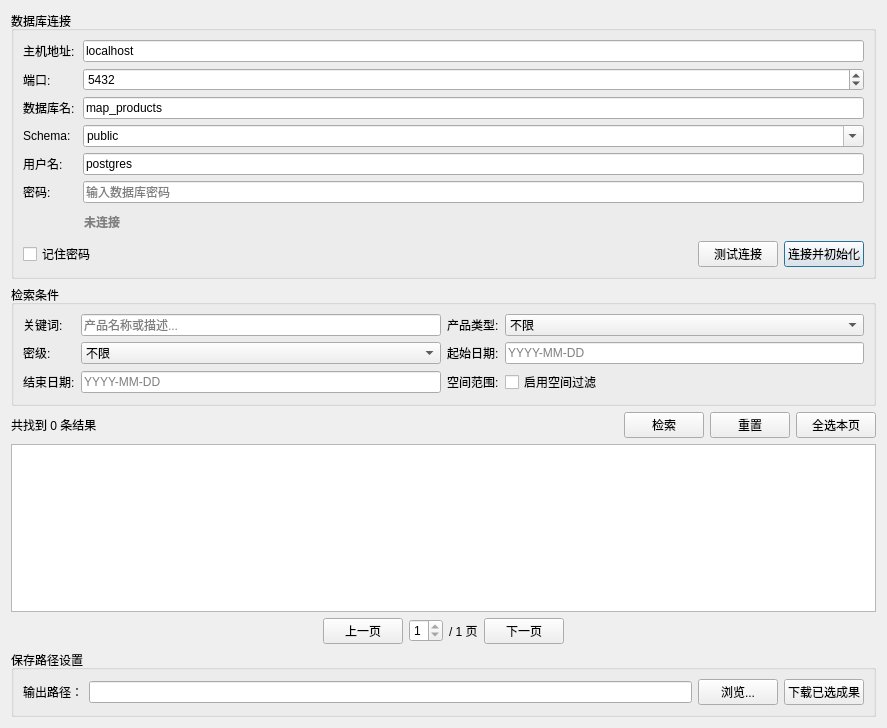
First picture: the form in ui_class/mapdata_download.ui, repository cpwang4685/map_quality_check_tools, before the edit.
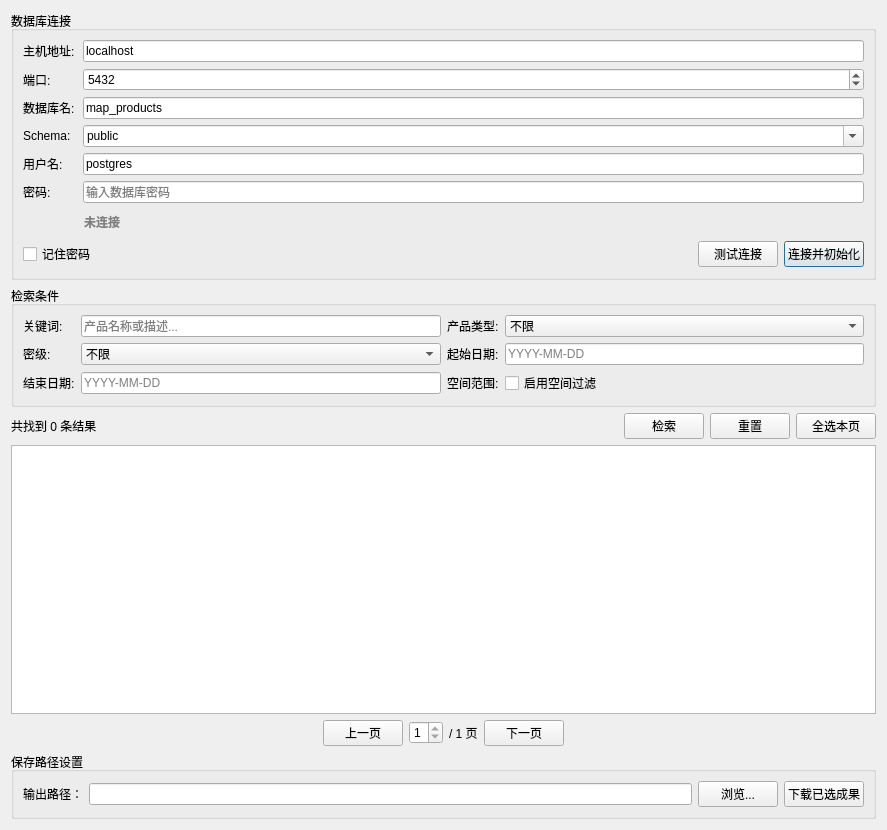
Second picture: the form after the edit.

The edit to the form file:
```diff
--- a/ui_class/mapdata_download.ui
+++ b/ui_class/mapdata_download.ui
@@ -7,7 +7,7 @@
     <x>0</x>
     <y>0</y>
     <width>887</width>
-    <height>728</height>
+    <height>830</height>
    </rect>
   </property>
   <property name="windowTitle">
```
